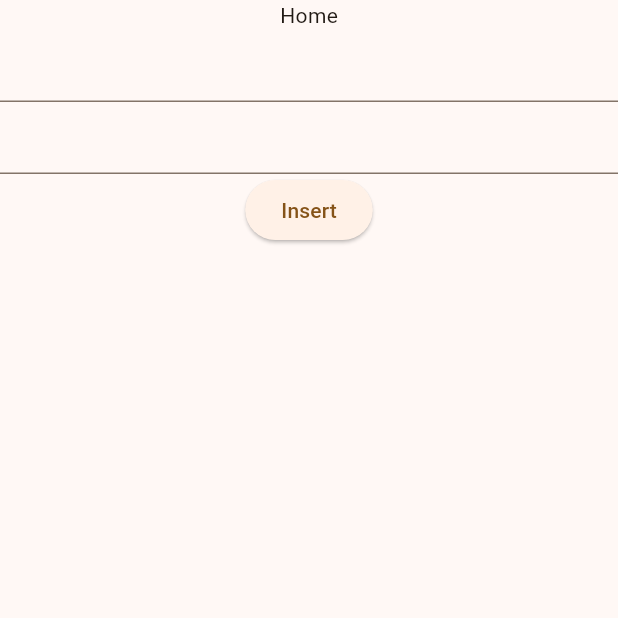
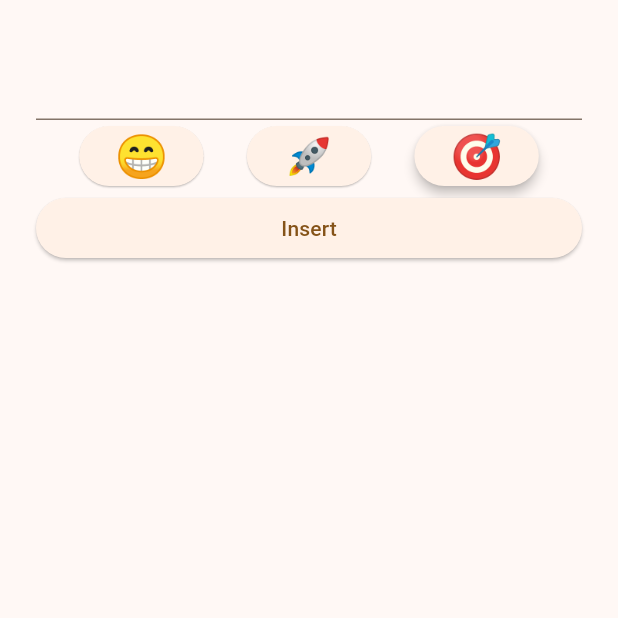
Before and after one commit to SandroMaglione/akasu_activity_tracker, a Flutter app: the HomeScreen screen opened by its route, on a phone screen of 412 x 824 dp, the top half of it. Run offline on Flutter 3.47's test engine with Material 3 defaults, Android fonts, the phone set to English and light mode, and no system bars; our stand-ins replace drift, fast_immutable_collections, flutter_hooks, fpdart, freezed_annotation, get_it and 3 more; missing offline and left inert: sqlite3; accounts and stored records are empty; generated files the repository leaves out were written again.

Commit message:
emoji in activity

```diff
--- /dev/null
+++ b/lib/emoji.dart
@@ -0,0 +1,42 @@
+import 'package:drift/drift.dart';
+
+sealed class Emoji {
+  const Emoji();
+}
+
+class Smile extends Emoji {
+  const Smile();
+  @override
+  String toString() {
+    return "😁";
+  }
+}
+
+class Rocket extends Emoji {
+  const Rocket();
+  @override
+  String toString() {
+    return "🚀";
+  }
+}
+
+class Dart extends Emoji {
+  const Dart();
+  @override
+  String toString() {
+    return "🎯";
+  }
+}
+
+class EmojiConverter extends TypeConverter<Emoji, String> {
+  @override
+  Emoji fromSql(String fromDb) => switch (fromDb) {
+        "😁" => const Smile(),
+        "🚀" => const Rocket(),
+        "🎯" => const Dart(),
+        _ => const Dart(),
+      };
+
+  @override
+  String toSql(Emoji value) => value.toString();
+}
--- a/lib/models/activity_model.dart
+++ b/lib/models/activity_model.dart
@@ -1,16 +1,13 @@
+import 'package:akasu_activity_tracker/emoji.dart';
 import 'package:freezed_annotation/freezed_annotation.dart';
 
 part 'activity_model.freezed.dart';
-part 'activity_model.g.dart';
 
 @freezed
 class ActivityModel with _$ActivityModel {
   const factory ActivityModel({
     required int id,
     required String name,
-    required String emoji,
+    required Emoji emoji,
   }) = _ActivityModel;
-
-  factory ActivityModel.fromJson(Map<String, Object?> json) =>
-      _$ActivityModelFromJson(json);
 }
--- a/lib/models/event_model.dart
+++ b/lib/models/event_model.dart
@@ -2,7 +2,6 @@ import 'package:akasu_activity_tracker/typedefs.dart';
 import 'package:freezed_annotation/freezed_annotation.dart';
 
 part 'event_model.freezed.dart';
-part 'event_model.g.dart';
 
 @freezed
 class EventModel with _$EventModel {
@@ -11,7 +10,4 @@ class EventModel with _$EventModel {
     required int activityId,
     required Day createdAt,
   }) = _EventModel;
-
-  factory EventModel.fromJson(Map<String, Object?> json) =>
-      _$EventModelFromJson(json);
 }
--- a/lib/models/event_with_activity_model.dart
+++ /dev/null
@@ -1,17 +0,0 @@
-import 'package:akasu_activity_tracker/models/activity_model.dart';
-import 'package:akasu_activity_tracker/models/event_model.dart';
-import 'package:freezed_annotation/freezed_annotation.dart';
-
-part 'event_with_activity_model.freezed.dart';
-part 'event_with_activity_model.g.dart';
-
-@freezed
-class EventWithActivityModel with _$EventWithActivityModel {
-  const factory EventWithActivityModel({
-    required ActivityModel activity,
-    required EventModel event,
-  }) = _EventWithActivityModel;
-
-  factory EventWithActivityModel.fromJson(Map<String, Object?> json) =>
-      _$EventWithActivityModelFromJson(json);
-}
--- /dev/null
+++ b/lib/routes/home/emoji_button.dart
@@ -0,0 +1,27 @@
+import 'package:akasu_activity_tracker/emoji.dart';
+import 'package:flutter/material.dart';
+
+class EmojiButton extends StatelessWidget {
+  final Emoji emoji;
+  final Emoji selected;
+  final void Function(Emoji emoji) onPressed;
+  const EmojiButton({
+    super.key,
+    required this.emoji,
+    required this.onPressed,
+    required this.selected,
+  });
+
+  @override
+  Widget build(BuildContext context) {
+    return ElevatedButton(
+      onPressed: () => onPressed(emoji),
+      style: ButtonStyle(
+        elevation: MaterialStatePropertyAll(selected == emoji ? 3 : 0.5),
+        textStyle: MaterialStatePropertyAll(
+            Theme.of(context).textTheme.headlineMedium),
+      ),
+      child: Text(emoji.toString()),
+    );
+  }
+}
--- a/lib/routes/home/home_screen.dart
+++ b/lib/routes/home/home_screen.dart
@@ -12,14 +12,20 @@ class HomeScreen extends StatelessWidget {
   Widget build(BuildContext context) {
     return Scaffold(
       body: SafeArea(
+        child: Padding(
+          padding: const EdgeInsets.only(left: 24, right: 24, top: 32),
+          child: Column(
+            children: [
+              const InsertActivityForm(),
+              const SizedBox(height: 24),
+              Expanded(
                 child: SingleChildScrollView(
                   child: Column(
                     children: [
-              const Text('Home'),
-              const InsertActivityForm(),
                       StreamListener(
                         getIt.get<Database>().watchActivities,
                         builder: (context, data) => Column(
+                          crossAxisAlignment: CrossAxisAlignment.stretch,
                           children: data
                               .map(
                                 (activity) => ActivityCard(
@@ -33,6 +39,10 @@ class HomeScreen extends StatelessWidget {
                   ),
                 ),
               ),
+            ],
+          ),
+        ),
+      ),
     );
   }
 }
--- a/lib/routes/home/insert_activity_form.dart
+++ b/lib/routes/home/insert_activity_form.dart
@@ -1,5 +1,7 @@
 import 'package:akasu_activity_tracker/api.dart';
+import 'package:akasu_activity_tracker/emoji.dart';
 import 'package:akasu_activity_tracker/get_it.dart';
+import 'package:akasu_activity_tracker/routes/home/emoji_button.dart';
 import 'package:flutter/material.dart';
 import 'package:flutter_hooks/flutter_hooks.dart';
 
@@ -9,19 +11,37 @@ class InsertActivityForm extends HookWidget {
   @override
   Widget build(BuildContext context) {
     final editingName = useTextEditingController();
-    final editingEmoji = useTextEditingController();
+    final editingEmoji = useState<Emoji>(const Dart());
     return Column(
+      crossAxisAlignment: CrossAxisAlignment.stretch,
       children: [
         TextField(
           controller: editingName,
         ),
-        TextField(
-          controller: editingEmoji,
+        Row(
+          mainAxisAlignment: MainAxisAlignment.spaceEvenly,
+          children: [
+            EmojiButton(
+              selected: editingEmoji.value,
+              emoji: const Smile(),
+              onPressed: (emoji) => editingEmoji.value = emoji,
+            ),
+            EmojiButton(
+              selected: editingEmoji.value,
+              emoji: const Rocket(),
+              onPressed: (emoji) => editingEmoji.value = emoji,
+            ),
+            EmojiButton(
+              selected: editingEmoji.value,
+              emoji: const Dart(),
+              onPressed: (emoji) => editingEmoji.value = emoji,
+            ),
+          ],
         ),
         ElevatedButton(
           onPressed: () => onPressed(
             context,
-            emoji: editingEmoji.text,
+            emoji: editingEmoji.value,
             name: editingName.text,
           ),
           child: const Text("Insert"),
@@ -33,7 +53,7 @@ class InsertActivityForm extends HookWidget {
   Future<void> onPressed(
     BuildContext context, {
     required String name,
-    required String emoji,
+    required Emoji emoji,
   }) =>
       addActivity(name: name, emoji: emoji).match<void>(
         (left) {
--- a/lib/routes/tracking/check_activity.dart
+++ b/lib/routes/tracking/check_activity.dart
@@ -27,8 +27,10 @@ class CheckActivity extends StatelessWidget {
             Expanded(
               child: Column(
                 children: [
-                  Text(activityModel.emoji),
-                  Text(activityModel.name),
+                  Text(
+                    activityModel.emoji.toString(),
+                    style: Theme.of(context).textTheme.headlineLarge,
+                  ),
                 ],
               ),
             ),
--- a/pubspec.yaml
+++ b/pubspec.yaml
@@ -13,7 +13,6 @@ dependencies:
 
   go_router: ^13.0.1
   freezed_annotation: ^2.4.1
-  json_annotation: ^4.8.1
   fpdart: ^1.1.0
   fast_immutable_collections: ^10.0.0
   drift: ^2.15.0
@@ -34,7 +33,6 @@ dev_dependencies:
 
   go_router_builder: ^2.4.1
   freezed: ^2.4.6
-  json_serializable: ^6.7.1
   drift_dev: ^2.15.0
 
 flutter:
```
Also changed, not shown: lib/api.dart (+2 -20 lines), lib/database.dart (+2 -26 lines), lib/routes/home/activity_card.dart (+14 -9 lines), lib/routes/home/event_card.dart (deleted, +0 -43 lines), pubspec.lock. Lines whose indentation alone changed are shown as unchanged.
